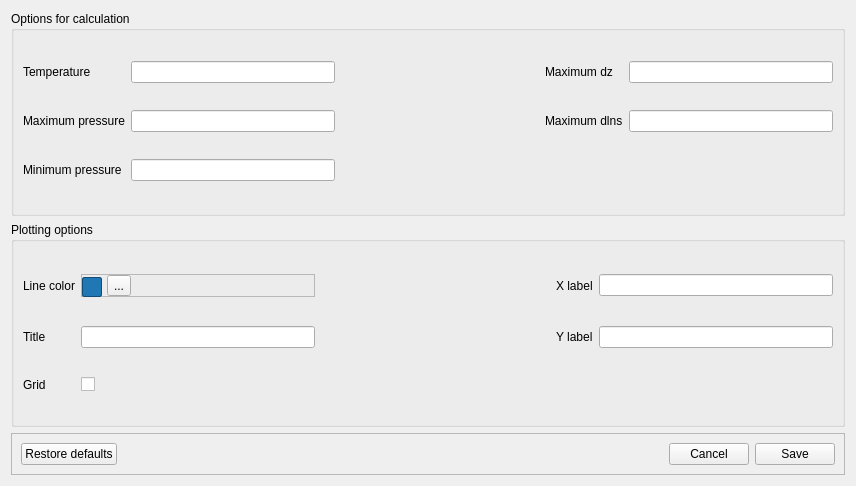
Above: addon/pycThermopack/gui/layouts/bin_pxy_options.ui from thermotools/thermopack before the change. Below: the same form after it.
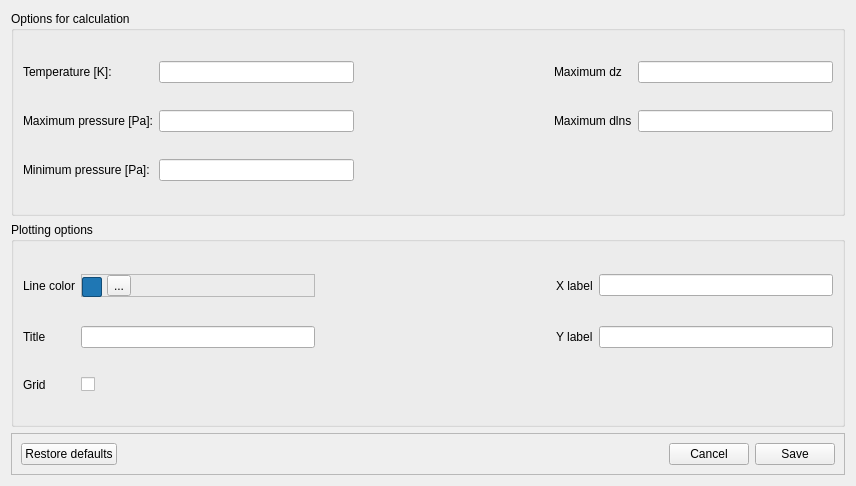
That is the form after the change.

Commit message: Finish units in Calc Mode. Remove unit options from Plot Mode

Diff of the .ui file:
```diff
--- a/addon/pycThermopack/gui/layouts/bin_pxy_options.ui
+++ b/addon/pycThermopack/gui/layouts/bin_pxy_options.ui
@@ -80,21 +80,21 @@
       <item row="3" column="0">
        <widget class="QLabel" name="label_4">
         <property name="text">
-         <string>Minimum pressure</string>
+         <string>Minimum pressure [Pa]:</string>
         </property>
        </widget>
       </item>
       <item row="2" column="0">
        <widget class="QLabel" name="label_2">
         <property name="text">
-         <string>Maximum pressure</string>
+         <string>Maximum pressure [Pa]:</string>
         </property>
        </widget>
       </item>
       <item row="0" column="0">
        <widget class="QLabel" name="label">
         <property name="text">
-         <string>Temperature</string>
+         <string>Temperature [K]:</string>
         </property>
        </widget>
       </item>
```
The commit also changes 8 other files.
